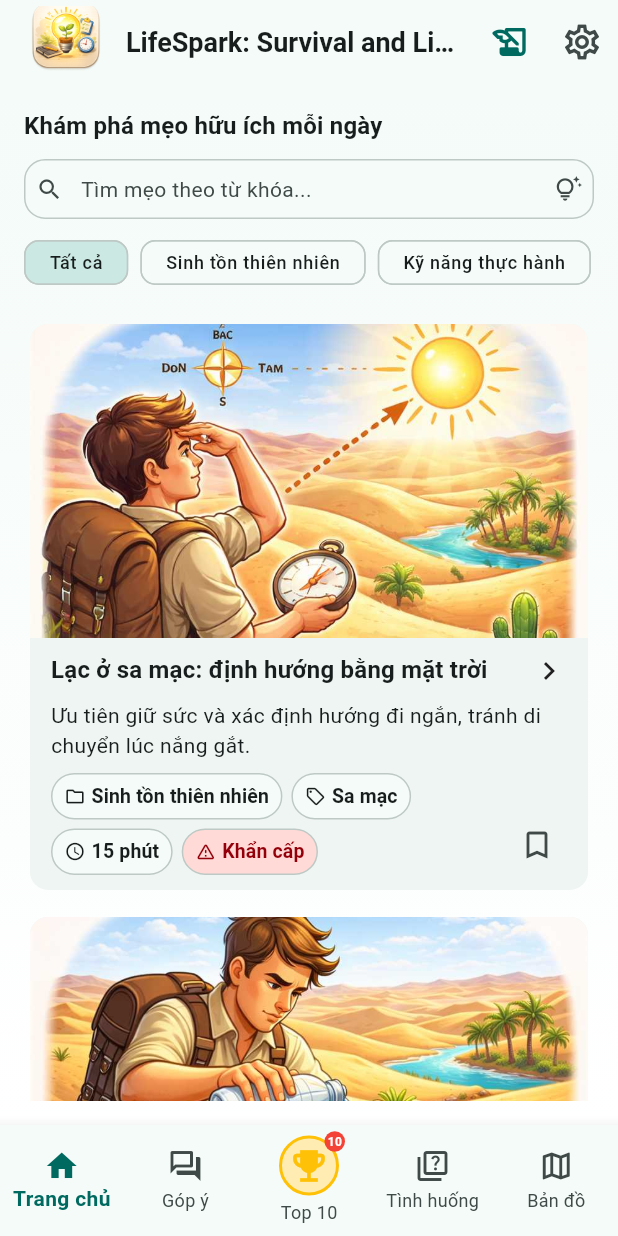
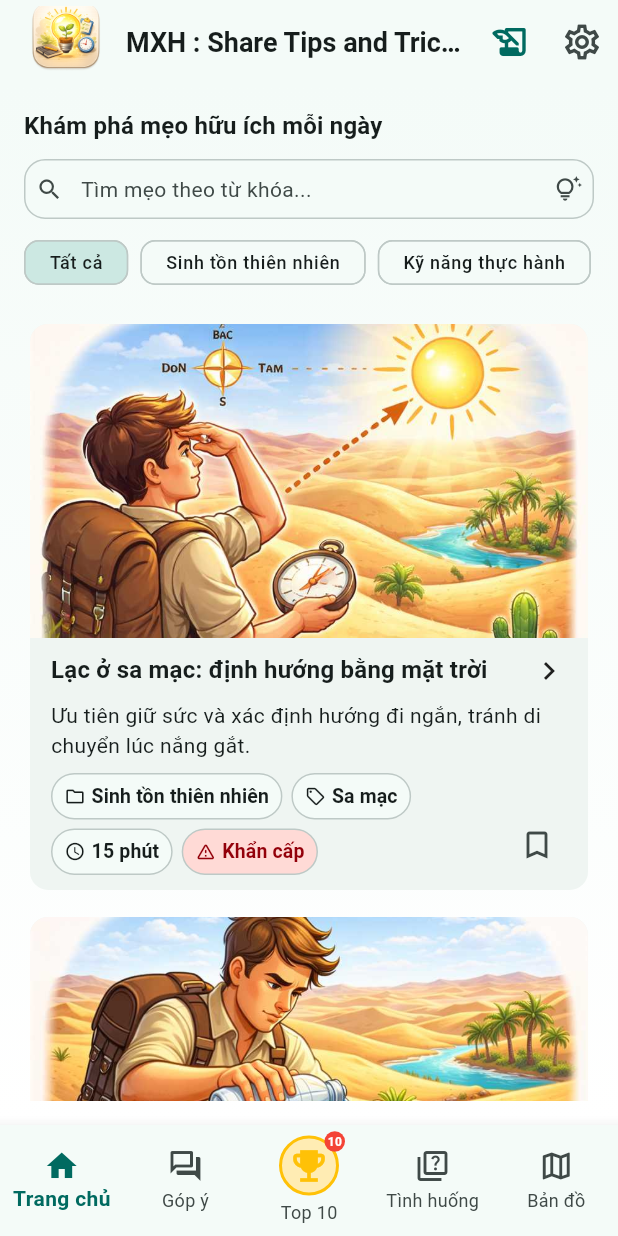
Before and after one commit to daotronghieu2532000/meo_sinhton, a Flutter app: the screen it shows after launch, on a phone screen of 412 x 824 dp. Run offline on Flutter 3.47's test engine with Material 3 defaults, Android fonts, the phone set to English and light mode, and no system bars; our stand-ins replace flutter_map, geocoding, geolocator, google_mobile_ads, image_picker, latlong2 and 2 more; network calls fail.

Commit message:
Update app: sửa nhiều nội dung

```diff
--- a/lib/app/app_strings.dart
+++ b/lib/app/app_strings.dart
@@ -1,7 +1,7 @@
 import 'package:meo_sinhton/app/app_i18n.dart';
 
 class AppStrings {
-  static String appName() => 'LifeSpark: Survival and Life Hacks';
+  static String appName() => 'MXH : Share Tips and Tricks';
 
   static String tabHome(bool isEnglish) =>
       AppI18n.text(isEnglish: isEnglish, vi: 'Trang chủ', en: 'Home');
--- a/pubspec.yaml
+++ b/pubspec.yaml
@@ -55,9 +55,9 @@ dev_dependencies:
 flutter_icons:
   android: true
   ios: true
-  image_path: "assets/icon/icon_app.png"
+  image_path: "assets/icon/icon_moi.png"
   adaptive_icon_background: "#ffffff"
-  adaptive_icon_foreground: "assets/icon/icon_app.png"
+  adaptive_icon_foreground: "assets/icon/icon_moi.png"
 
 # For information on the generic Dart part of this file, see the
 # following page: https://dart.dev/tools/pub/pubspec
```
Also changed, not shown: assets/icon/icon_moi.png (renamed from assets/icon/icon.png), 33 other files.
